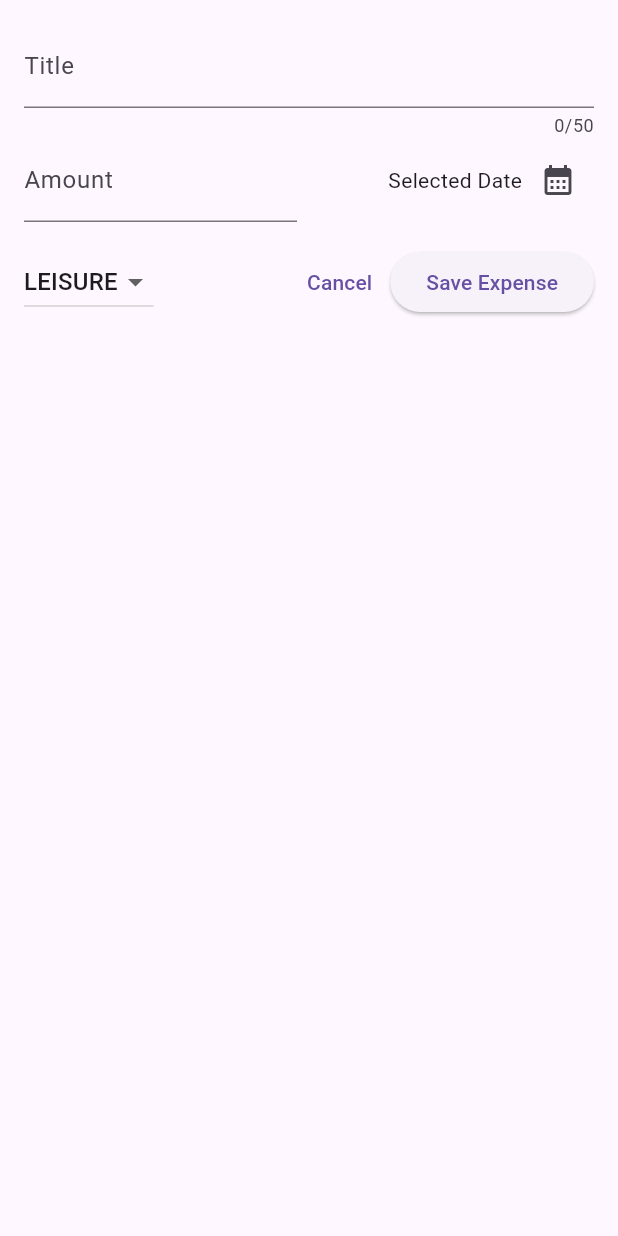
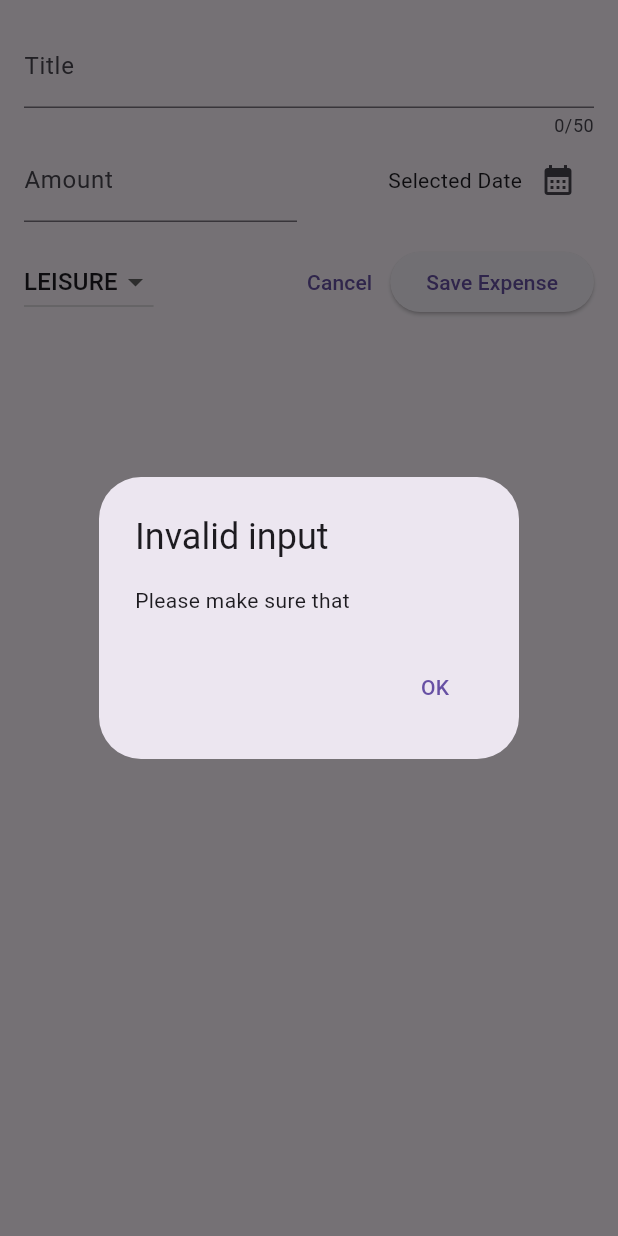
Before and after one commit to haruharu3220/expense_tracker, a Flutter app: the NewExpense widget shown alone on an empty page, opened directly, after a tap on "Save Expense", on a phone screen of 412 x 824 dp. Run offline on Flutter 3.47's test engine with Material 2 defaults, Android fonts, the phone set to English and light mode, and no system bars.

Commit message:
117 未入力のままSaveを押すとエラーが出るように修正

```diff
--- a/lib/widgets/new_expense.dart
+++ b/lib/widgets/new_expense.dart
@@ -39,6 +39,30 @@ class _NewExpenseState extends State<NewExpense> {
     setState(() {
       _selectedDate = pickedDate;
     });
+  }
+
+  void _submitExpenseDate() {
+    final enteredAmount = double.tryParse(_amountController.text);
+    final amountIsInvalid = enteredAmount == null || enteredAmount <= 0;
+    //金額が空欄　または　無効な数値の場合
+    if (_titleController.text.trim().isEmpty || amountIsInvalid) {
+      showDialog(
+        context: context,
+        builder: (ctx) => AlertDialog(
+          title: const Text('Invalid input'),
+          content: const Text('Please make sure that'),
+          actions: [
+            TextButton(
+              onPressed: () {
+                Navigator.pop(ctx);
+              },
+              child: const Text('OK'),
+            ),
+          ],
+        ),
+      );
+      return;
+    }
   }
 
   @override
@@ -125,10 +149,7 @@ class _NewExpenseState extends State<NewExpense> {
                   },
                   child: Text('Cancel')),
               ElevatedButton(
-                onPressed: () {
-                  print(_titleController.text);
-                  print(_amountController.text);
-                },
+                onPressed: _submitExpenseDate,
                 child: const Text('Save Expense'),
               ),
             ],
```
